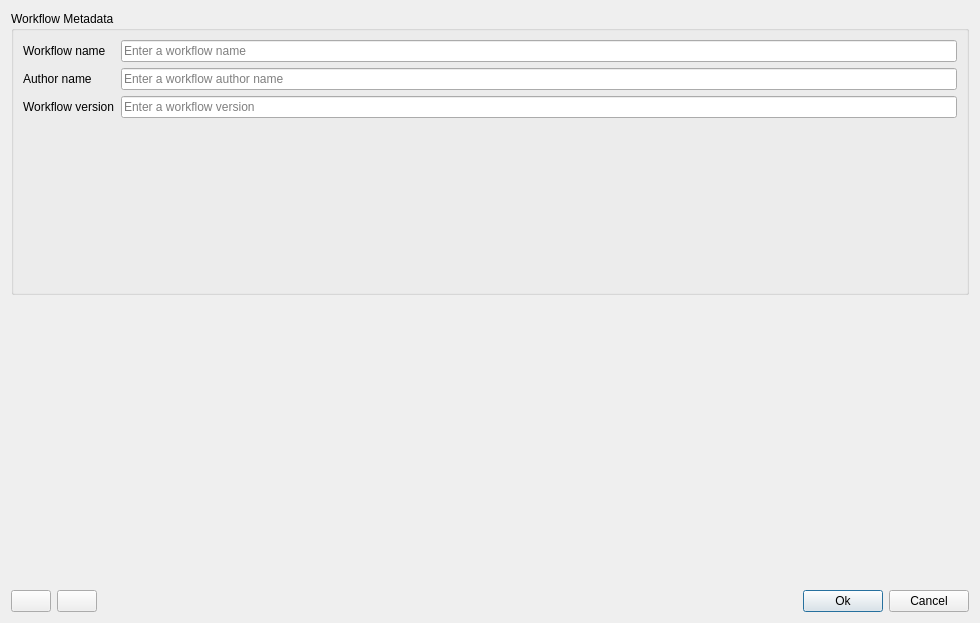
Qt form DsgTools/gui/ProductionTools/Toolboxes/QualityAssuranceToolBox/workflowSetupDialog.ui (dsgoficial/DsgTools) before a commit.
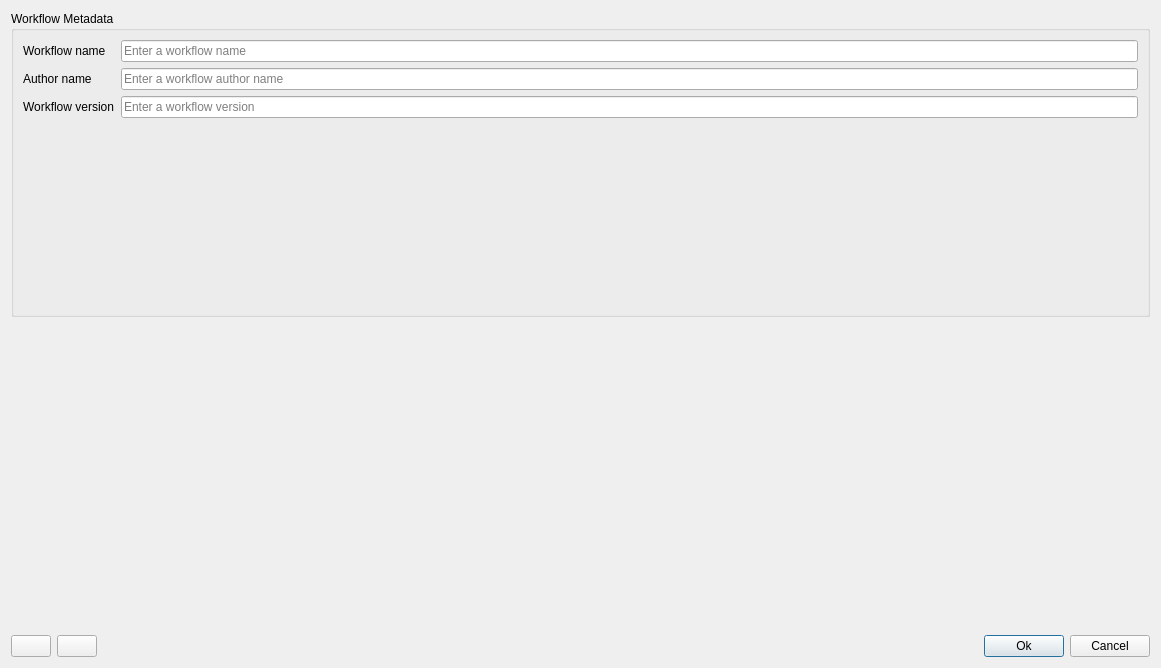
The same form after that commit. Icons and pictures are not drawn. Custom widgets are drawn as their Qt base class.

Diff of the .ui file:
```diff
--- a/DsgTools/gui/ProductionTools/Toolboxes/QualityAssuranceToolBox/workflowSetupDialog.ui
+++ b/DsgTools/gui/ProductionTools/Toolboxes/QualityAssuranceToolBox/workflowSetupDialog.ui
@@ -6,8 +6,8 @@
    <rect>
     <x>0</x>
     <y>0</y>
-    <width>980</width>
-    <height>623</height>
+    <width>1161</width>
+    <height>668</height>
    </rect>
   </property>
   <property name="windowTitle">
```
